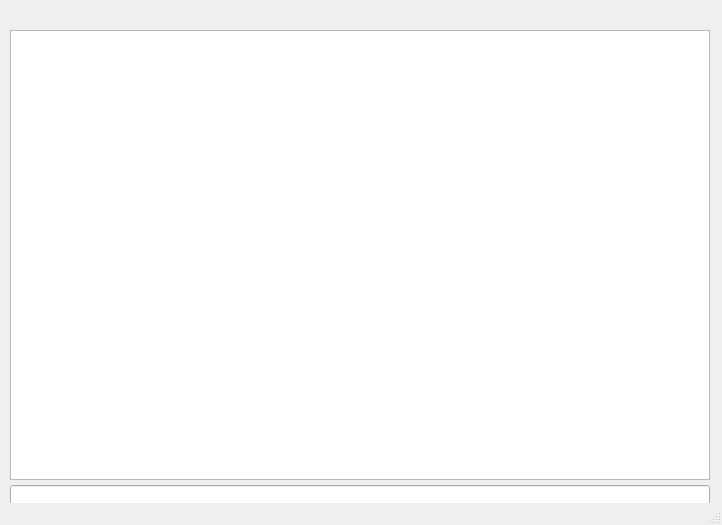
Qt form Blowbox/console/console_ui.ui (RikoOphorst/blowbox-2015) before a commit.
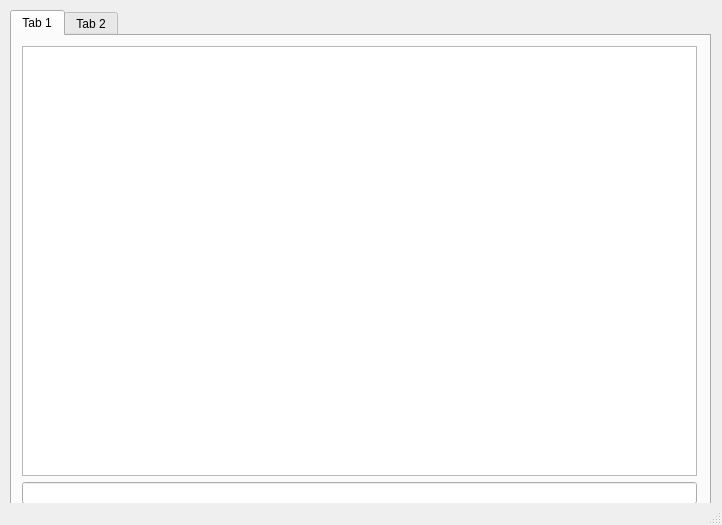
The same form after that commit.

What changed in the file:
```diff
--- a/Blowbox/console/console_ui.ui
+++ b/Blowbox/console/console_ui.ui
@@ -32,37 +32,82 @@
    <string notr="true"/>
   </property>
   <widget class="QWidget" name="centralwidget">
+   <widget class="QTabWidget" name="tabWidget">
+    <property name="geometry">
+     <rect>
+      <x>10</x>
+      <y>10</y>
+      <width>701</width>
+      <height>501</height>
+     </rect>
+    </property>
+    <property name="currentIndex">
+     <number>0</number>
+    </property>
+    <widget class="QWidget" name="tab">
+     <attribute name="title">
+      <string>Tab 1</string>
+     </attribute>
+     <widget class="QWidget" name="">
+      <property name="geometry">
+       <rect>
+        <x>10</x>
+        <y>10</y>
+        <width>702</width>
+        <height>458</height>
+       </rect>
+      </property>
+      <layout class="QVBoxLayout" name="verticalLayout">
+       <item>
    <widget class="QPlainTextEdit" name="plainTextEdit">
-    <property name="geometry">
-     <rect>
-      <x>10</x>
-      <y>30</y>
-      <width>700</width>
-      <height>450</height>
-     </rect>
-    </property>
     <property name="minimumSize">
      <size>
-      <width>700</width>
-      <height>450</height>
+           <width>400</width>
+           <height>430</height>
      </size>
     </property>
     <property name="maximumSize">
      <size>
-      <width>700</width>
-      <height>450</height>
+           <width>675</width>
+           <height>460</height>
      </size>
     </property>
    </widget>
+       </item>
+       <item>
    <widget class="QLineEdit" name="lineEdit">
+         <property name="maximumSize">
+          <size>
+           <width>675</width>
+           <height>16777215</height>
+          </size>
+         </property>
+        </widget>
+       </item>
+      </layout>
+     </widget>
+    </widget>
+    <widget class="QWidget" name="tab_2">
+     <attribute name="title">
+      <string>Tab 2</string>
+     </attribute>
+     <widget class="QTreeView" name="treeView">
     <property name="geometry">
      <rect>
       <x>10</x>
-      <y>485</y>
-      <width>700</width>
-      <height>20</height>
-     </rect>
-    </property>
+        <y>10</y>
+        <width>675</width>
+        <height>450</height>
+       </rect>
+      </property>
+      <property name="maximumSize">
+       <size>
+        <width>675</width>
+        <height>450</height>
+       </size>
+      </property>
+     </widget>
+    </widget>
    </widget>
   </widget>
   <widget class="QStatusBar" name="statusbar"/>
```
Lines whose indentation alone changed are shown as unchanged.
